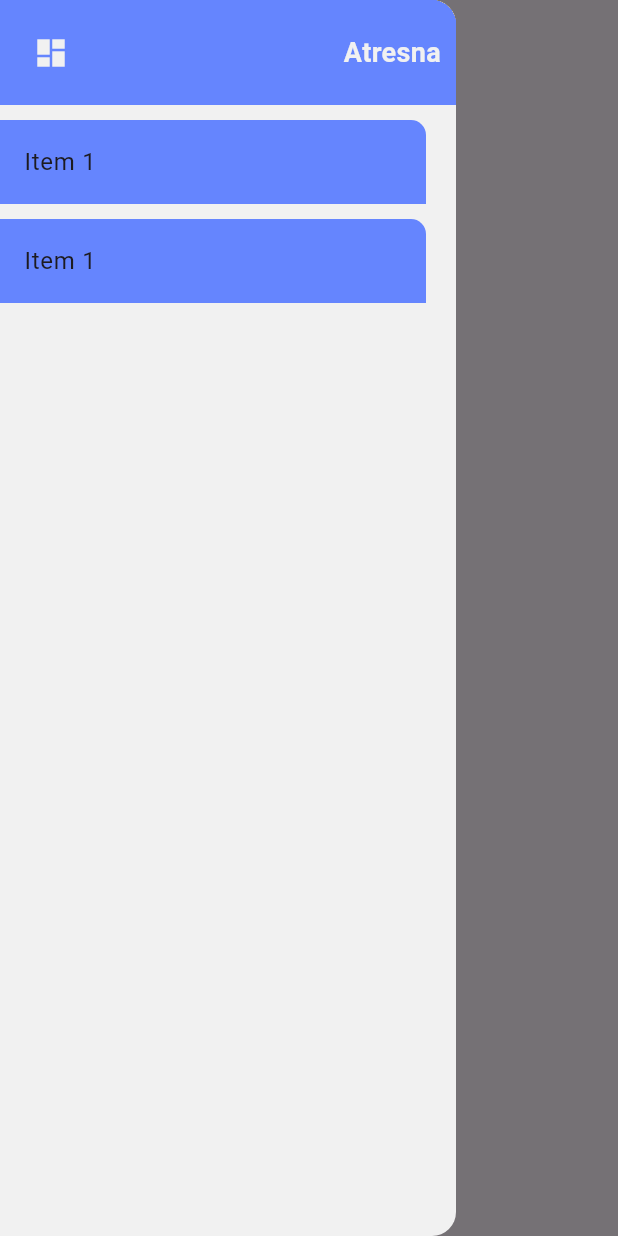
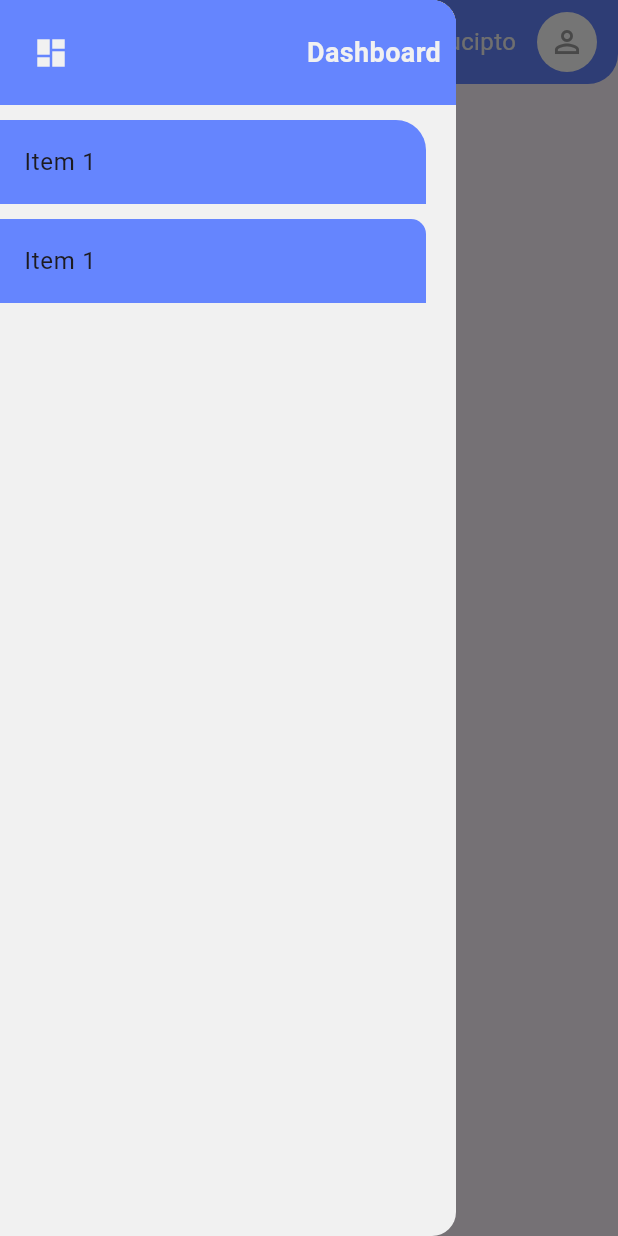
Before and after one commit to saldisucipto/flutter_projects, a Flutter app: the screen it shows after launch, with the side drawer open, on a phone screen of 412 x 824 dp. Run offline on Flutter 3.47's test engine with Material 3 defaults, Android fonts, the phone set to English and light mode, and no system bars; our stand-ins replace sqflite_common_ffi; missing offline and left inert: bitsdojo_window; accounts and stored records are empty.

Commit message:
Just Updated

```diff
--- a/lib/screens/home_page.dart
+++ b/lib/screens/home_page.dart
@@ -23,8 +23,58 @@ class HomePageState extends State<HomePage> {
 
   @override
   Widget build(BuildContext context) {
+    var scaffoldKey = GlobalKey<ScaffoldState>();
     return Scaffold(
-      appBar: AppBar(),
+      key: scaffoldKey,
+      appBar: AppBar(
+        title: Text(
+          'Atresna Dashboard',
+          style: titleTextStyle.copyWith(fontWeight: FontWeight.w600),
+        ),
+        backgroundColor: bgColor2,
+        leading: IconButton(
+          icon: const Icon(
+            Icons.dashboard_outlined,
+            color: secondaryTextColor,
+          ),
+          onPressed: () {
+            return scaffoldKey.currentState!.openDrawer();
+          },
+        ),
+        shape: const RoundedRectangleBorder(
+          borderRadius: BorderRadius.vertical(
+            bottom: Radius.circular(20),
+          ),
+        ),
+        actions: [
+          Container(
+            margin: const EdgeInsets.only(right: 10),
+            child: Row(
+              children: [
+                Text(
+                  'Saldi Sucipto',
+                  style: titleTextStyle.copyWith(
+                    fontSize: 16,
+                  ),
+                ),
+                const SizedBox(
+                  width: 10,
+                ),
+                IconButton(
+                  onPressed: () {},
+                  style: TextButton.styleFrom(
+                    backgroundColor: Colors.white,
+                  ),
+                  icon: const Icon(
+                    Icons.person_outline,
+                    color: Colors.grey,
+                  ),
+                ),
+              ],
+            ),
+          )
+        ],
+      ),
       body: const Center(
         child: Text("Home"),
       ),
@@ -53,7 +103,7 @@ class HomePageState extends State<HomePage> {
                         color: secondaryTextColor,
                       )),
                   Text(
-                    'Atresna',
+                    'Dashboard',
                     style: titleTextStyle.copyWith(fontWeight: FontWeight.w600),
                   ),
                 ],
@@ -64,7 +114,7 @@ class HomePageState extends State<HomePage> {
               child: Container(
                 decoration: const BoxDecoration(
                   borderRadius: BorderRadius.only(
-                    topRight: Radius.circular(10),
+                    topRight: Radius.circular(20),
                   ),
                   color: bgColor2,
                 ),
```
